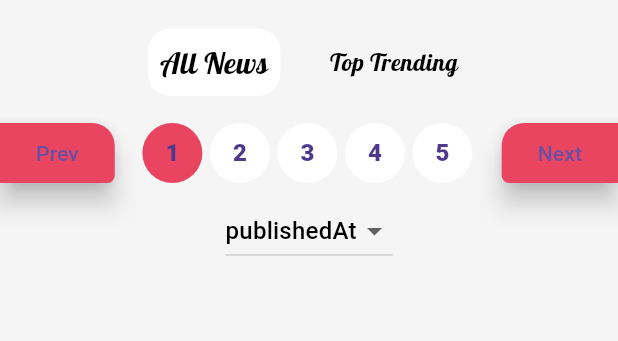
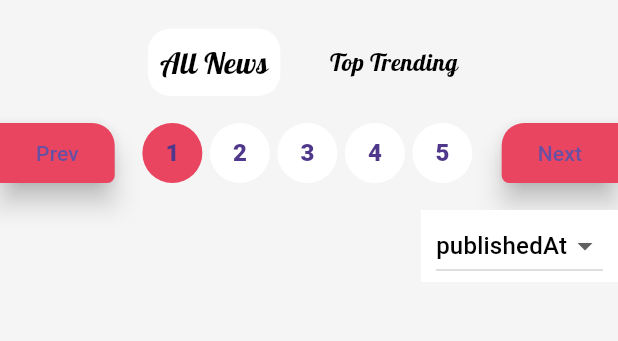
Before and after one commit to wafaMohamed/News-App-Fully-Functional, a Flutter app: the screen it shows after launch, on a phone screen of 412 x 824 dp, the part 63-404 px from its top. Run offline on Flutter 3.47's test engine with Material 3 defaults, Android fonts, the phone set to English and light mode, and no system bars; our stand-ins replace flutter_iconly, google_fonts, shared_preferences.

Commit message:
finish theme drop down menue

```diff
--- a/lib/presentation/pages/home_screen.dart
+++ b/lib/presentation/pages/home_screen.dart
@@ -169,7 +169,16 @@ class _HomeNewsScreenState extends State<HomeNewsScreen> {
                       ],
                     ),
                   ),
-            CustomDropdownButton(
+            const VerticalSpacing(10),
+            newsType == NewsType.topTrending
+                ? Container()
+                : Align(
+                    alignment: Alignment.topRight,
+                    child: Material(
+                      color: Theme.of(context).cardColor,
+                      child: Padding(
+                        padding: const EdgeInsets.symmetric(horizontal: 10),
+                        child: CustomDropdownButton(
                             value: sortBy,
                             items: [
                               SortByEnums.relevancy.name,
@@ -181,6 +190,9 @@ class _HomeNewsScreenState extends State<HomeNewsScreen> {
                                 sortBy = value!;
                               });
                             }),
+                      ),
+                    ),
+                  ),
           ],
         ),
       ),
```
Lines whose indentation alone changed are shown as unchanged.
